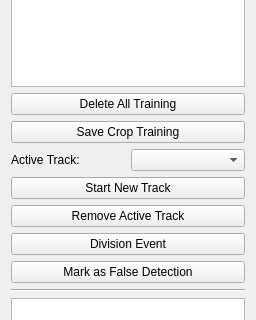
First picture: the form in ilastik/applets/tracking/annotations/drawer.ui, repository ilastik/ilastik, before the edit; both pictures show x 0 to 256 and y 164 to 484 of the 256 by 1310 pixel window.
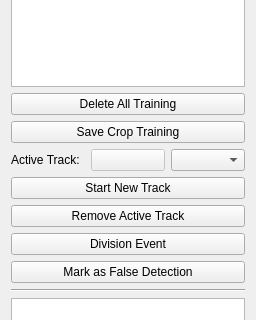
Second picture: the form after the edit. Custom widgets are drawn as their Qt base class.

Commit message: track number and track color displayed in separate fields fixes #1268

Patch:
```diff
--- a/ilastik/applets/tracking/annotations/drawer.ui
+++ b/ilastik/applets/tracking/annotations/drawer.ui
@@ -46,7 +46,7 @@
          </property>
         </widget>
        </item>
-       <item row="1" column="1">
+       <item row="1" column="2">
         <widget class="QComboBox" name="activeTrackBox">
          <property name="enabled">
           <bool>true</bool>
@@ -56,6 +56,16 @@
          </property>
         </widget>
        </item>
+       <item row="1" column="1">
+        <widget class="QPushButton" name="trackColorButton">
+         <property name="enabled">
+          <bool>false</bool>
+         </property>
+         <property name="text">
+          <string/>
+         </property>
+        </widget>
+       </item>
       </layout>
      </item>
      <item>
```
The commit also changes 1 other file.
